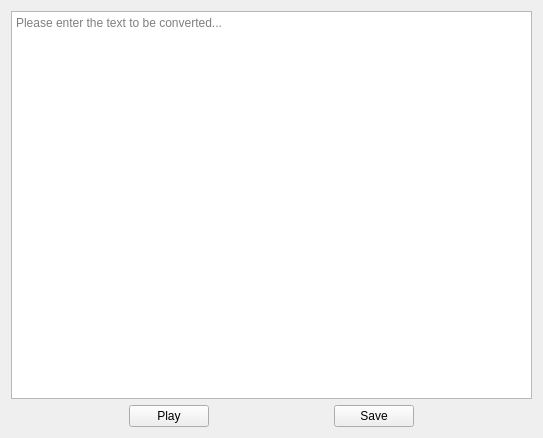
Old version of the form PlayWidget.ui in the repository xujialiu/text-to-speech-app.
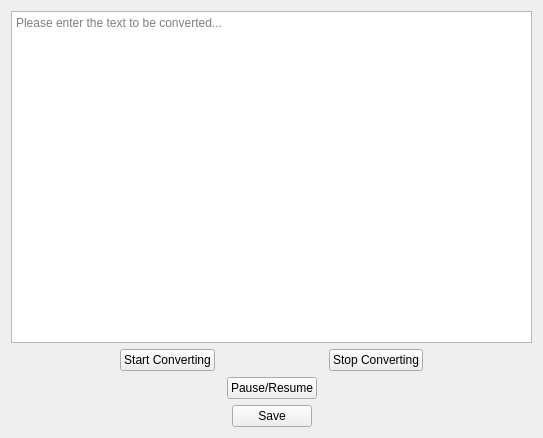
New version of the form.

```diff
--- a/PlayWidget.ui
+++ b/PlayWidget.ui
@@ -24,7 +24,7 @@
       </widget>
      </item>
      <item>
-      <layout class="QHBoxLayout" name="horizontalLayout">
+      <layout class="QHBoxLayout" name="horizontalLayout_3">
        <item>
         <spacer name="horizontalSpacer_2">
          <property name="orientation">
@@ -39,9 +39,29 @@
         </spacer>
        </item>
        <item>
-        <widget class="QPushButton" name="pushButton_play">
+        <widget class="QPushButton" name="pushButton_start_conv">
          <property name="text">
-          <string>Play</string>
+          <string>Start Converting</string>
+         </property>
+        </widget>
+       </item>
+       <item>
+        <spacer name="horizontalSpacer_4">
+         <property name="orientation">
+          <enum>Qt::Horizontal</enum>
+         </property>
+         <property name="sizeHint" stdset="0">
+          <size>
+           <width>40</width>
+           <height>20</height>
+          </size>
+         </property>
+        </spacer>
+       </item>
+       <item>
+        <widget class="QPushButton" name="pushButton_stop_conv">
+         <property name="text">
+          <string>Stop Converting</string>
          </property>
         </widget>
        </item>
@@ -58,8 +78,62 @@
          </property>
         </spacer>
        </item>
+      </layout>
+     </item>
+     <item>
+      <layout class="QHBoxLayout" name="horizontalLayout_2">
        <item>
-        <widget class="QPushButton" name="pushButton_2">
+        <spacer name="horizontalSpacer_6">
+         <property name="orientation">
+          <enum>Qt::Horizontal</enum>
+         </property>
+         <property name="sizeHint" stdset="0">
+          <size>
+           <width>40</width>
+           <height>20</height>
+          </size>
+         </property>
+        </spacer>
+       </item>
+       <item>
+        <widget class="QPushButton" name="pushButton_pause_resume">
+         <property name="text">
+          <string>Pause/Resume</string>
+         </property>
+        </widget>
+       </item>
+       <item>
+        <spacer name="horizontalSpacer_5">
+         <property name="orientation">
+          <enum>Qt::Horizontal</enum>
+         </property>
+         <property name="sizeHint" stdset="0">
+          <size>
+           <width>40</width>
+           <height>20</height>
+          </size>
+         </property>
+        </spacer>
+       </item>
+      </layout>
+     </item>
+     <item>
+      <layout class="QHBoxLayout" name="horizontalLayout">
+       <item>
+        <spacer name="horizontalSpacer_7">
+         <property name="orientation">
+          <enum>Qt::Horizontal</enum>
+         </property>
+         <property name="sizeHint" stdset="0">
+          <size>
+           <width>40</width>
+           <height>20</height>
+          </size>
+         </property>
+        </spacer>
+       </item>
+       <item>
+        <widget class="QPushButton" name="pushButton_save">
          <property name="text">
           <string>Save</string>
          </property>
```
Left out of the diff: 2 changed lines with no effect on the pictures.
